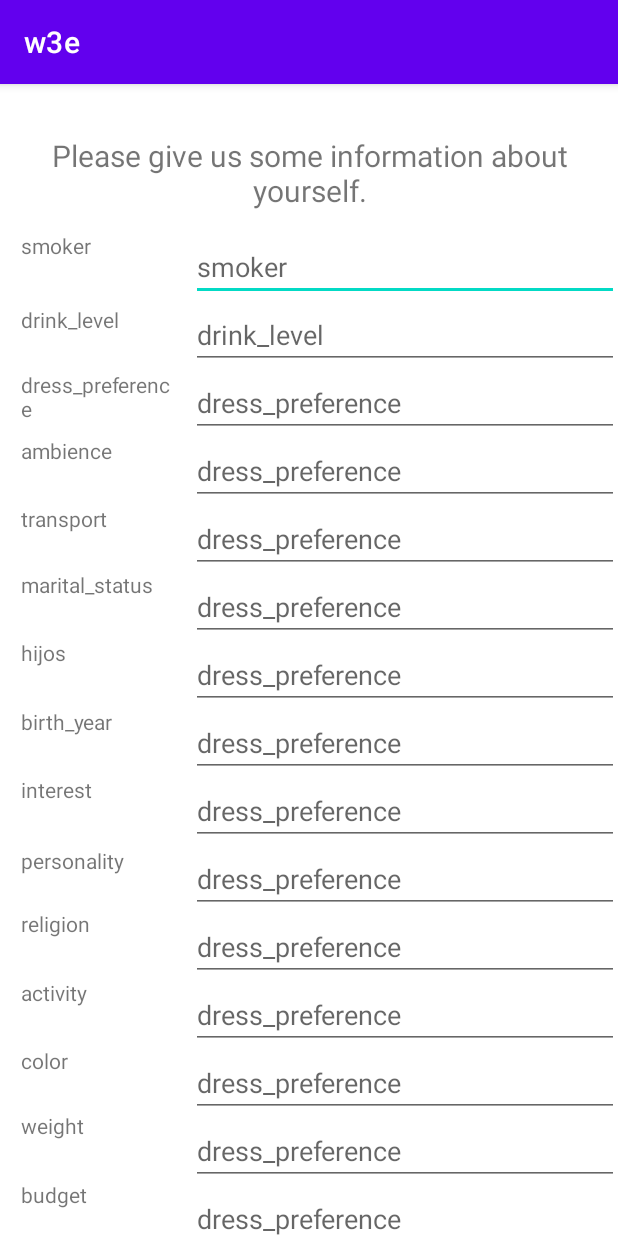
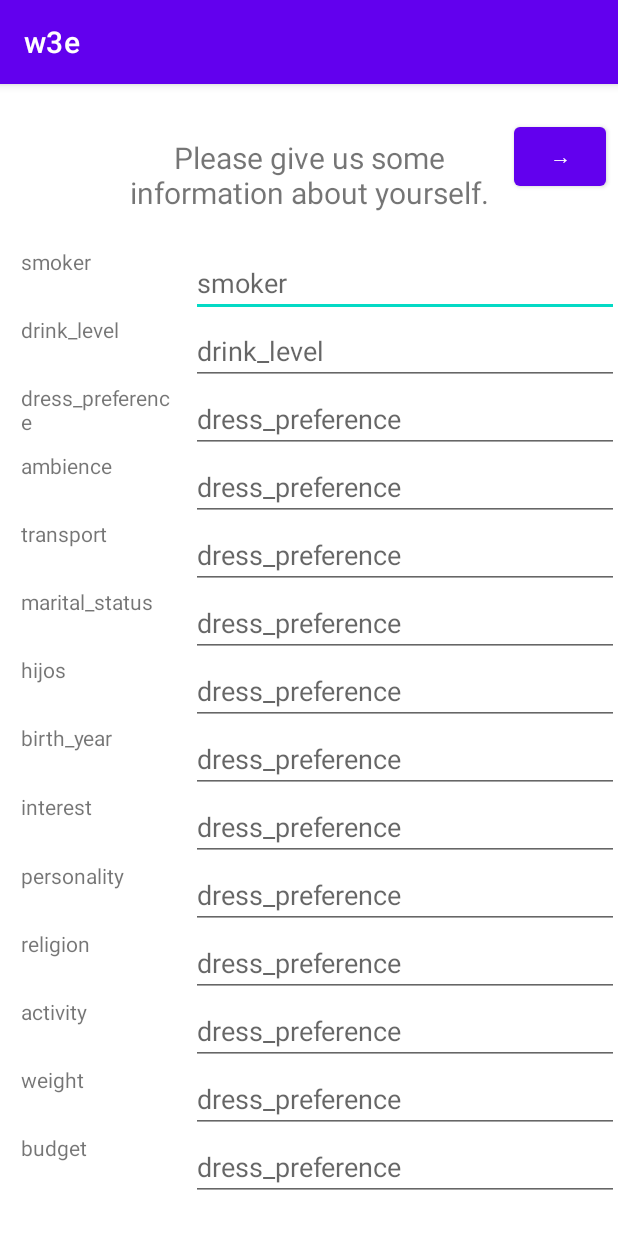
Before and after one commit to sigseg5/junction2020, an Android app: the GetUserInfo screen opened directly, with no data from a screen before it, on a phone screen of 412 x 824 dp. Run offline under Robolectric (Android 15) with nearby library versions, the phone set to English and light mode, and no system bars.

Commit message:
Finished GetUserInfo layout

```diff
--- a/app/src/main/java/com/example/w3e/GetUserInfo.kt
+++ b/app/src/main/java/com/example/w3e/GetUserInfo.kt
@@ -2,12 +2,11 @@ package com.example.w3e
 
 import androidx.appcompat.app.AppCompatActivity
 import android.os.Bundle
-import android.view.WindowManager
+import kotlinx.android.synthetic.main.activity_get_user_info.*
 
 class GetUserInfo : AppCompatActivity() {
     override fun onCreate(savedInstanceState: Bundle?) {
         super.onCreate(savedInstanceState)
         setContentView(R.layout.activity_get_user_info)
-        window.setSoftInputMode(WindowManager.LayoutParams.SOFT_INPUT_ADJUST_PAN);
     }
 }
--- a/app/src/main/res/layout/activity_get_user_info.xml
+++ b/app/src/main/res/layout/activity_get_user_info.xml
@@ -9,8 +9,8 @@
 
     <TextView
         android:id="@+id/get_user_info_text"
-        android:layout_width="0dp"
-        android:layout_height="50dp"
+        android:layout_width="270dp"
+        android:layout_height="58dp"
         android:layout_marginTop="26dp"
         android:layout_marginBottom="6dp"
         android:text="@string/get_user_info_text"
@@ -22,10 +22,23 @@
         app:layout_constraintTop_toTopOf="parent"
         tools:ignore="MissingConstraints" />
 
+    <Button
+        android:id="@+id/button"
+        android:layout_width="61dp"
+        android:layout_height="51dp"
+        android:layout_marginStart="1dp"
+        android:layout_marginEnd="8dp"
+        android:text="→"
+        app:layout_constraintBottom_toBottomOf="parent"
+        app:layout_constraintEnd_toEndOf="parent"
+        app:layout_constraintStart_toEndOf="@+id/get_user_info_text"
+        app:layout_constraintTop_toTopOf="parent"
+        app:layout_constraintVertical_bias="0.032" />
+
     <LinearLayout
         android:id="@+id/linearLayout"
         android:layout_width="114dp"
-        android:layout_height="662dp"
+        android:layout_height="650dp"
         android:layout_marginEnd="9dp"
         android:layout_marginStart="10dp"
         android:orientation="vertical"
@@ -36,23 +49,23 @@
 
         <TextView
             android:id="@+id/textView"
+            android:layout_width="match_parent"
+            android:layout_height="45dp"
             android:layout_marginStart="10dp"
-            android:layout_width="match_parent"
-            android:layout_height="49dp"
             android:text="@string/smoker" />
 
         <TextView
             android:id="@+id/textView2"
+            android:layout_width="match_parent"
+            android:layout_height="45dp"
             android:layout_marginStart="10dp"
-            android:layout_width="match_parent"
-            android:layout_height="43dp"
             android:text="@string/drink_level" />
 
         <TextView
             android:id="@+id/textView3"
             android:layout_marginStart="10dp"
             android:layout_width="match_parent"
-            android:layout_height="44dp"
+            android:layout_height="45dp"
             android:text="@string/dress_preference" />
 
         <TextView
@@ -64,9 +77,9 @@
 
         <TextView
             android:id="@+id/textView5"
+            android:layout_width="match_parent"
+            android:layout_height="45dp"
             android:layout_marginStart="10dp"
-            android:layout_width="match_parent"
-            android:layout_height="44dp"
             android:text="@string/transport" />
 
         <TextView
@@ -80,35 +93,35 @@
             android:id="@+id/textView7"
             android:layout_marginStart="10dp"
             android:layout_width="match_parent"
-            android:layout_height="46dp"
+            android:layout_height="45dp"
             android:text="@string/hijos" />
 
         <TextView
             android:id="@+id/textView8"
             android:layout_marginStart="10dp"
             android:layout_width="match_parent"
-            android:layout_height="45dp"
+            android:layout_height="46dp"
             android:text="@string/birth_year" />
 
         <TextView
             android:id="@+id/textView9"
             android:layout_marginStart="10dp"
             android:layout_width="match_parent"
-            android:layout_height="47dp"
+            android:layout_height="46dp"
             android:text="@string/interest" />
 
         <TextView
             android:id="@+id/textView10"
             android:layout_marginStart="10dp"
             android:layout_width="match_parent"
-            android:layout_height="42dp"
+            android:layout_height="45dp"
             android:text="@string/personality" />
 
         <TextView
             android:id="@+id/textView11"
             android:layout_marginStart="10dp"
             android:layout_width="match_parent"
-            android:layout_height="46dp"
+            android:layout_height="45dp"
             android:text="@string/religion" />
 
         <TextView
@@ -119,38 +132,25 @@
             android:text="@string/activity" />
 
         <TextView
-            android:id="@+id/textView13"
-            android:layout_marginStart="10dp"
-            android:layout_width="match_parent"
-            android:layout_height="43dp"
-            android:text="@string/color" />
-
-        <TextView
             android:id="@+id/textView14"
             android:layout_marginStart="10dp"
             android:layout_width="match_parent"
-            android:layout_height="46dp"
+            android:layout_height="45dp"
             android:text="@string/weight" />
 
         <TextView
             android:id="@+id/textView15"
             android:layout_marginStart="10dp"
             android:layout_width="match_parent"
-            android:layout_height="54dp"
+            android:layout_height="45dp"
             android:text="@string/budget" />
-        <TextView
-            android:id="@+id/textView16"
-            android:layout_marginStart="10dp"
-            android:text="@string/height"
-            android:layout_width="match_parent"
-            android:layout_height="60dp" />
 
     </LinearLayout>
 
     <LinearLayout
         android:id="@+id/linearLayout1"
         android:layout_width="289dp"
-        android:layout_height="741dp"
+        android:layout_height="650dp"
         android:layout_marginTop="1dp"
         android:layout_marginEnd="1dp"
         android:orientation="vertical"
@@ -302,17 +302,6 @@
             tools:layout_editor_absoluteX="0dp"
             tools:layout_editor_absoluteY="118dp" />
 
-        <EditText
-            android:id="@+id/editText12"
-            android:layout_width="285dp"
-            android:layout_height="wrap_content"
-            android:autofillHints=""
-            android:hint="@string/dress_preference"
-            android:inputType="text"
-            app:layout_editor_absoluteY="20dp"
-            tools:ignore="MissingConstraints"
-            tools:layout_editor_absoluteX="0dp"
-            tools:layout_editor_absoluteY="118dp" />
 
         <EditText
             android:id="@+id/editText13"
@@ -338,111 +327,6 @@
             tools:layout_editor_absoluteX="0dp"
             tools:layout_editor_absoluteY="118dp" />
 
-        <EditText
-            android:id="@+id/editText15"
-            android:layout_width="285dp"
-            android:layout_height="wrap_content"
-            android:autofillHints=""
-            android:hint="@string/dress_preference"
-            android:inputType="text"
-            app:layout_editor_absoluteY="20dp"
-            tools:ignore="MissingConstraints"
-            tools:layout_editor_absoluteX="0dp"
-            tools:layout_editor_absoluteY="118dp" />
-
-
-        <EditText
-            android:id="@+id/editText666"
-            android:layout_width="285dp"
-            android:layout_height="wrap_content"
-            android:autofillHints=""
-            android:hint="@string/dress_preference"
-            android:inputType="text"
-            android:visibility="gone"
-            app:layout_editor_absoluteY="20dp"
-            tools:ignore="MissingConstraints"
-            tools:layout_editor_absoluteX="0dp"
-            tools:layout_editor_absoluteY="118dp" />
-
-
-
-        <EditText
-            android:id="@+id/editText6661"
-            android:layout_width="285dp"
-            android:layout_height="wrap_content"
-            android:autofillHints=""
-            android:hint="@string/dress_preference"
-            android:inputType="text"
-            android:visibility="gone"
-            app:layout_editor_absoluteY="20dp"
-            tools:ignore="MissingConstraints"
-            tools:layout_editor_absoluteX="0dp"
-            tools:layout_editor_absoluteY="118dp" />
-
-        <EditText
-            android:id="@+id/editText66611"
-            android:layout_width="285dp"
-            android:layout_height="wrap_content"
-            android:autofillHints=""
-            android:hint="@string/dress_preference"
-            android:inputType="text"
-            android:visibility="gone"
-            app:layout_editor_absoluteY="20dp"
-            tools:ignore="MissingConstraints"
-            tools:layout_editor_absoluteX="0dp"
-            tools:layout_editor_absoluteY="118dp" />
-
-        <EditText
-            android:id="@+id/editText666111"
-            android:layout_width="285dp"
-            android:layout_height="wrap_content"
-            android:autofillHints=""
-            android:hint="@string/dress_preference"
-            android:inputType="text"
-            android:visibility="gone"
-            app:layout_editor_absoluteY="20dp"
-            tools:ignore="MissingConstraints"
-            tools:layout_editor_absoluteX="0dp"
-            tools:layout_editor_absoluteY="118dp" />
-
-        <EditText
-            android:id="@+id/editText6661111"
-            android:layout_width="285dp"
-            android:layout_height="wrap_content"
-            android:autofillHints=""
-            android:hint="@string/dress_preference"
-            android:inputType="text"
-            android:visibility="gone"
-            app:layout_editor_absoluteY="20dp"
-            tools:ignore="MissingConstraints"
-            tools:layout_editor_absoluteX="0dp"
-            tools:layout_editor_absoluteY="118dp" />
-
-        <EditText
-            android:id="@+id/editText6662"
-            android:layout_width="285dp"
-            android:layout_height="wrap_content"
-            android:autofillHints=""
-            android:hint="@string/dress_preference"
-            android:inputType="text"
-            android:visibility="gone"
-            app:layout_editor_absoluteY="20dp"
-            tools:ignore="MissingConstraints"
-            tools:layout_editor_absoluteX="0dp"
-            tools:layout_editor_absoluteY="118dp" />
-
-        <EditText
-            android:id="@+id/editText66622"
-            android:layout_width="285dp"
-            android:layout_height="wrap_content"
-            android:autofillHints=""
-            android:hint="@string/dress_preference"
-            android:inputType="text"
-            android:visibility="gone"
-            app:layout_editor_absoluteY="20dp"
-            tools:ignore="MissingConstraints"
-            tools:layout_editor_absoluteX="0dp"
-            tools:layout_editor_absoluteY="118dp" />
 
 
     </LinearLayout>
```
